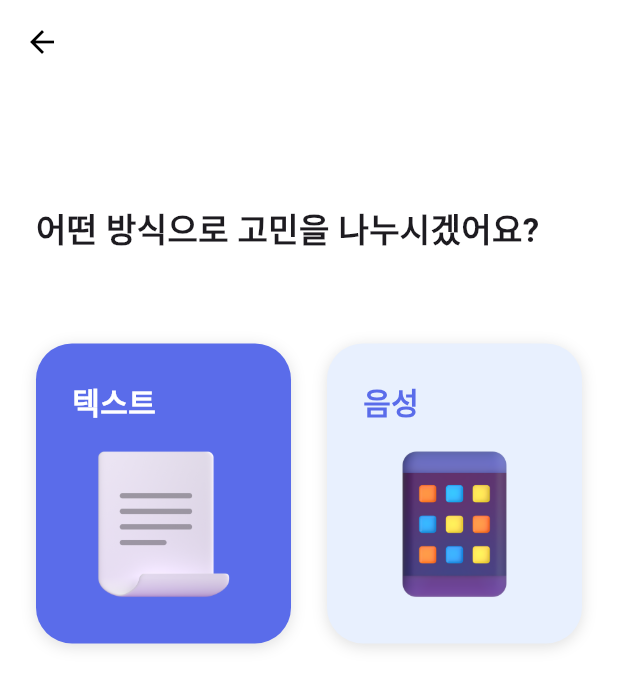
After one commit to baby-quokka/Ailee, a Flutter app: the ContentsScreen screen opened directly with sample values from the repository, on a phone screen of 412 x 824 dp. The commit adds this screen. Shown: the top 688 px of the screen. Run offline on Flutter 3.47's test engine with Material 3 defaults, Android fonts, the phone set to English and light mode, and no system bars; our stand-ins replace flutter_spinkit, image_picker, material_symbols_icons, shared_preferences; accounts and stored records are empty; network calls fail; Roboto replaces fonts that are missing (Pretendard).

Commit message:
content screen 분리

```diff
--- /dev/null
+++ b/lib/screens/contents_screen.dart
@@ -0,0 +1,173 @@
+import 'package:flutter/material.dart';
+import 'package:provider/provider.dart';
+import 'package:flutter_spinkit/flutter_spinkit.dart';
+import '../models/chat_bot.dart';
+import '../providers/chat_provider.dart';
+import 'workflow_screen.dart';
+
+class ContentsScreen extends StatefulWidget {
+  final ChatBot bot;
+  final TextEditingController workflowInputController;
+  const ContentsScreen({
+    Key? key,
+    required this.bot,
+    required this.workflowInputController,
+  }) : super(key: key);
+
+  @override
+  State<ContentsScreen> createState() => _ContentsScreenState();
+}
+
+class _ContentsScreenState extends State<ContentsScreen> {
+  bool _isLoading = false;
+
+  @override
+  Widget build(BuildContext context) {
+    return Scaffold(
+      appBar: AppBar(
+        //title: const Text('고민 방식 선택', style: TextStyle(fontWeight: FontWeight.w600)),
+        centerTitle: true,
+        backgroundColor: Colors.white,
+        foregroundColor: Colors.black,
+        elevation: 0,
+      ),
+      body: Padding(
+        padding: const EdgeInsets.only(left: 24.0, right: 24.0, top: 40.0, bottom: 40.0),
+        child: _isLoading ? _buildLoadingColumn() : Column(
+          crossAxisAlignment: CrossAxisAlignment.start,
+          children: [
+            const SizedBox(height: 40),
+            const Text(
+              '어떤 방식으로 고민을 나누시겠어요?',
+              style: TextStyle(
+                fontSize: 22,
+                fontWeight: FontWeight.bold,
+                fontFamily: 'Pretendard',
+              ),
+              textAlign: TextAlign.center,
+            ),
+            const SizedBox(height: 60),
+            Row(
+                children: [
+                  Expanded(
+                    child: _buildTypeButton(
+                      label: '텍스트',
+                      imagePath: 'assets/emoji/page_with_curl_3d.png',
+                      color: const Color(0xFF5A6CEA),
+                      textColor: Colors.white,
+                      onTap: _isLoading ? null : () async {
+                        setState(() { _isLoading = true; });
+                        try {
+                          final chatProvider = context.read<ChatProvider>();
+                          await chatProvider.sendMessage('고민 상담하기', isWorkflow: true);
+                          if (mounted) {
+                            Navigator.of(context).pop();
+                          }
+                        } catch (e) {
+                          if (mounted) {
+                            ScaffoldMessenger.of(context).showSnackBar(
+                              SnackBar(content: Text('오류가 발생했습니다: $e')),
+                            );
+                          }
+                        } finally {
+                          if (mounted) setState(() { _isLoading = false; });
+                        }
+                      },
+                    ),
+                  ),
+                  const SizedBox(width: 24),
+                  Expanded(
+                    child: _buildTypeButton(
+                      label: '음성',
+                      imagePath: 'assets/emoji/mobile_phone_3d.png',
+                      color: const Color(0xFFE8F0FE),
+                      textColor: const Color(0xFF5A6CEA),
+                      onTap: _isLoading ? null : () {
+                        ScaffoldMessenger.of(context).showSnackBar(
+                          const SnackBar(content: Text('통화 형식은 준비 중입니다.')),
+                        );
+                      },
+                    ),
+                  ),
+                ],
+            ),
+          ],
+        ),
+      ),
+    );
+  }
+
+  Widget _buildTypeButton({
+    required String label,
+    required String imagePath,
+    required Color color,
+    required Color textColor,
+    required VoidCallback? onTap,
+  }) {
+    return InkWell(
+      onTap: onTap,
+      borderRadius: BorderRadius.circular(24),
+      child: Container(
+        height: 200,
+        decoration: BoxDecoration(
+          color: color,
+          borderRadius: BorderRadius.circular(24),
+          boxShadow: [
+            BoxShadow(
+              color: Colors.black12,
+              blurRadius: 8,
+              offset: Offset(0, 2),
+            ),
+          ],
+        ),
+        padding: const EdgeInsets.all(24),
+        child: Column(
+          crossAxisAlignment: CrossAxisAlignment.start,
+          children: [
+            Text(
+              label,
+              style: TextStyle(
+                fontSize: 20,
+                fontWeight: FontWeight.bold,
+                color: textColor,
+                fontFamily: 'Pretendard',
+              ),
+            ),
+            const SizedBox(height: 12),
+            Expanded(
+              child: Center(
+                child: Image.asset(
+                  imagePath,
+                  fit: BoxFit.contain,
+                  width: double.infinity,
+                  height: double.infinity,
+                ),
+              ),
+            ),
+          ],
+        ),
+      ),
+    );
+  }
+
+  Widget _buildLoadingColumn() {
+    return Center(
+      child: Column(
+        mainAxisAlignment: MainAxisAlignment.center,
+        crossAxisAlignment: CrossAxisAlignment.center,
+      children: [
+        const SizedBox(
+          width: 30,
+          height: 30,
+          child: SpinKitThreeBounce(
+            color: Color(0xFF5A6CEA),
+            size: 20,
+          ),
+        ),
+        const SizedBox(height: 40),
+        const Text('준비 중...', style: TextStyle(fontSize: 22, fontWeight: FontWeight.bold, fontFamily: 'Pretendard')),
+      ],
+      ),
+    );
+  }
+}
```
Also changed, not shown: lib/screens/chat_screen.dart (+13 -15 lines), assets/emoji/mobile_phone_3d.png (added), assets/emoji/page_with_curl_3d.png (added).
